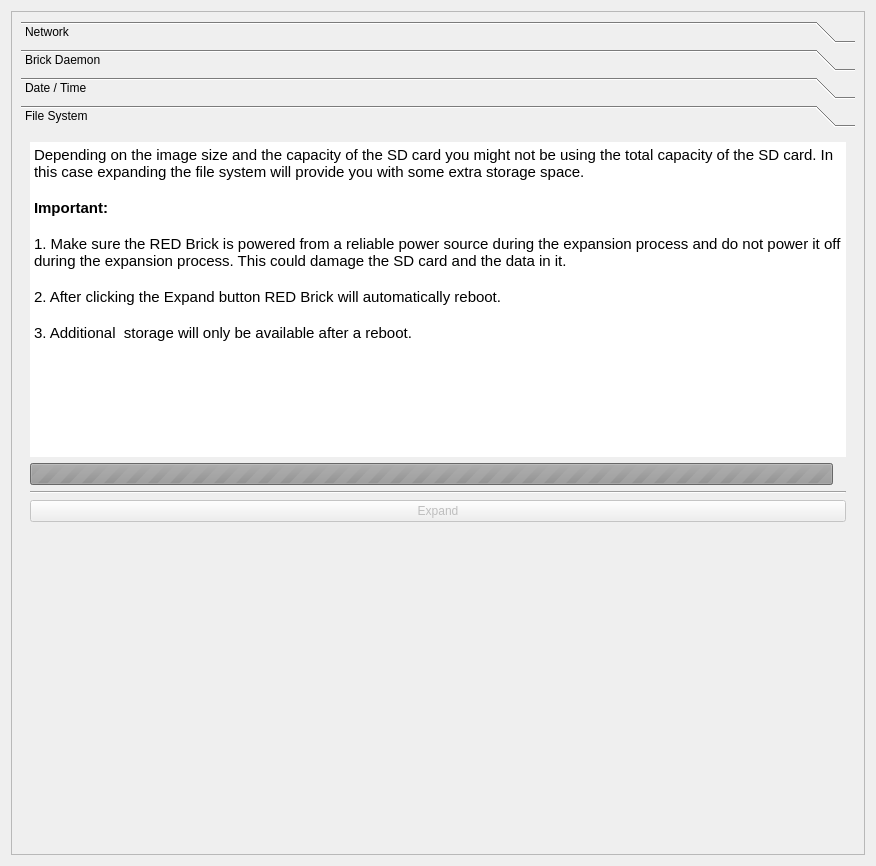
Qt form src/brickv/plugin_system/plugins/red/ui/red_tab_settings.ui (Tinkerforge/brickv) before a commit.
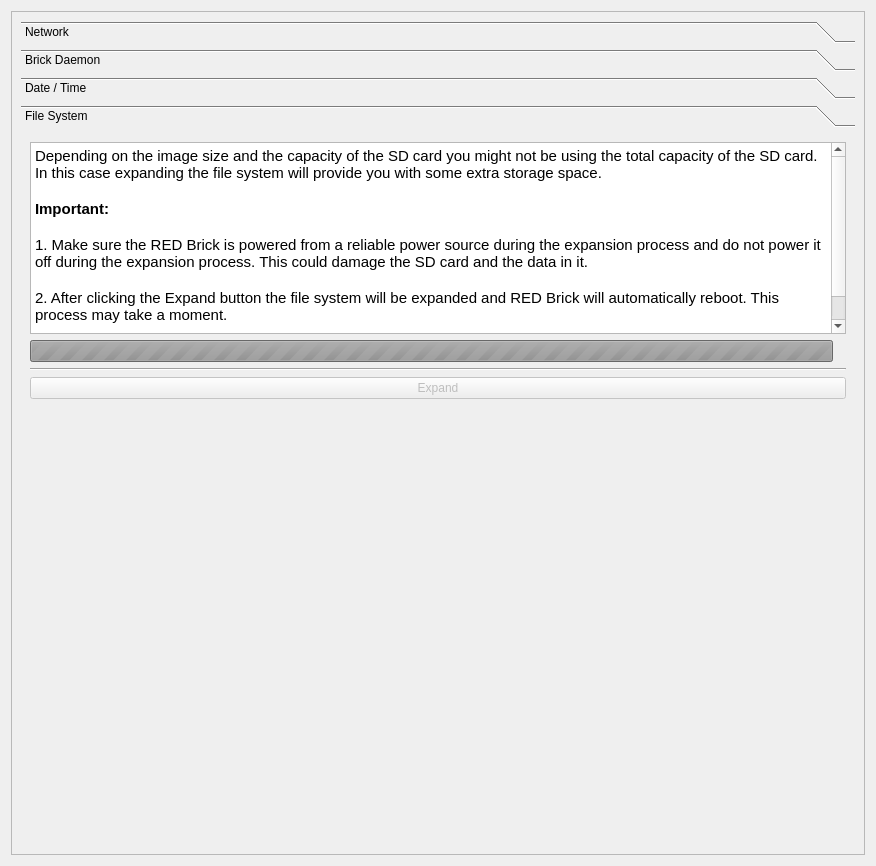
The same form after that commit. The open tabs and pages were chosen to show the change.

Commit message: red-brick: Improve layout of file system settings tab

```diff
--- a/src/brickv/plugin_system/plugins/red/ui/red_tab_settings.ui
+++ b/src/brickv/plugin_system/plugins/red/ui/red_tab_settings.ui
@@ -1197,61 +1197,29 @@
          <layout class="QVBoxLayout" name="verticalLayout_12">
           <item>
            <layout class="QGridLayout" name="gridLayout">
-            <item row="1" column="0">
-             <widget class="QProgressBar" name="pbar_fs_capacity_utilization">
-              <property name="enabled">
-               <bool>false</bool>
-              </property>
-              <property name="maximum">
-               <number>0</number>
-              </property>
-              <property name="value">
-               <number>0</number>
-              </property>
-              <property name="format">
-               <string/>
-              </property>
-             </widget>
-            </item>
-            <item row="1" column="1">
-             <widget class="QLabel" name="label_pbar_fs_capacity_utilization">
-              <property name="text">
-               <string/>
-              </property>
-             </widget>
-            </item>
-            <item row="0" column="0" colspan="2">
+            <item row="0" column="0">
              <widget class="QTextBrowser" name="tb_fs_expand_info">
               <property name="enabled">
                <bool>true</bool>
               </property>
-              <property name="frameShape">
-               <enum>QFrame::NoFrame</enum>
-              </property>
-              <property name="frameShadow">
-               <enum>QFrame::Plain</enum>
-              </property>
-              <property name="lineWidth">
-               <number>0</number>
-              </property>
               <property name="html">
                <string>&lt;!DOCTYPE HTML PUBLIC &quot;-//W3C//DTD HTML 4.0//EN&quot; &quot;http://www.w3.org/TR/REC-html40/strict.dtd&quot;&gt;
 &lt;html&gt;&lt;head&gt;&lt;meta name=&quot;qrichtext&quot; content=&quot;1&quot; /&gt;&lt;style type=&quot;text/css&quot;&gt;
 p, li { white-space: pre-wrap; }
 &lt;/style&gt;&lt;/head&gt;&lt;body style=&quot; font-family:'Ubuntu'; font-size:11pt; font-weight:400; font-style:normal;&quot;&gt;
 &lt;p style=&quot; margin-top:0px; margin-bottom:0px; margin-left:0px; margin-right:0px; -qt-block-indent:0; text-indent:0px;&quot;&gt;Depending on the image size and the capacity of the SD card you might not be using the total capacity of the SD card. In this case expanding the file system will provide you with some extra storage space.&lt;/p&gt;
-&lt;p style=&quot;-qt-paragraph-type:empty; margin-top:0px; margin-bottom:0px; margin-left:0px; margin-right:0px; -qt-block-indent:0; text-indent:0px;&quot;&gt;&lt;br /&gt;&lt;/p&gt;
+&lt;p style=&quot;-qt-paragraph-type:empty; margin-top:0px; margin-bottom:0px; margin-left:0px; margin-right:0px; -qt-block-indent:0; text-indent:0px;&quot;&gt;&lt;/p&gt;
 &lt;p style=&quot; margin-top:0px; margin-bottom:0px; margin-left:0px; margin-right:0px; -qt-block-indent:0; text-indent:0px;&quot;&gt;&lt;span style=&quot; font-weight:600;&quot;&gt;Important:&lt;/span&gt;&lt;/p&gt;
-&lt;p style=&quot;-qt-paragraph-type:empty; margin-top:0px; margin-bottom:0px; margin-left:0px; margin-right:0px; -qt-block-indent:0; text-indent:0px; font-weight:600;&quot;&gt;&lt;br /&gt;&lt;/p&gt;
+&lt;p style=&quot;-qt-paragraph-type:empty; margin-top:0px; margin-bottom:0px; margin-left:0px; margin-right:0px; -qt-block-indent:0; text-indent:0px; font-weight:600;&quot;&gt;&lt;/p&gt;
 &lt;p style=&quot; margin-top:0px; margin-bottom:0px; margin-left:0px; margin-right:0px; -qt-block-indent:0; text-indent:0px;&quot;&gt;1. Make sure the RED Brick is powered from a reliable power source during the expansion process and do not power it off during the expansion process. This could damage the SD card and the data in it.&lt;/p&gt;
-&lt;p style=&quot;-qt-paragraph-type:empty; margin-top:0px; margin-bottom:0px; margin-left:0px; margin-right:0px; -qt-block-indent:0; text-indent:0px;&quot;&gt;&lt;br /&gt;&lt;/p&gt;
-&lt;p style=&quot; margin-top:0px; margin-bottom:0px; margin-left:0px; margin-right:0px; -qt-block-indent:0; text-indent:0px;&quot;&gt;2. After clicking the Expand button RED Brick will automatically reboot.&lt;/p&gt;
-&lt;p style=&quot;-qt-paragraph-type:empty; margin-top:0px; margin-bottom:0px; margin-left:0px; margin-right:0px; -qt-block-indent:0; text-indent:0px;&quot;&gt;&lt;br /&gt;&lt;/p&gt;
+&lt;p style=&quot;-qt-paragraph-type:empty; margin-top:0px; margin-bottom:0px; margin-left:0px; margin-right:0px; -qt-block-indent:0; text-indent:0px;&quot;&gt;&lt;/p&gt;
+&lt;p style=&quot; margin-top:0px; margin-bottom:0px; margin-left:0px; margin-right:0px; -qt-block-indent:0; text-indent:0px;&quot;&gt;2. After clicking the Expand button the file system will be expanded and RED Brick will automatically reboot. This process may take a moment.&lt;/p&gt;
+&lt;p style=&quot;-qt-paragraph-type:empty; margin-top:0px; margin-bottom:0px; margin-left:0px; margin-right:0px; -qt-block-indent:0; text-indent:0px;&quot;&gt;&lt;/p&gt;
 &lt;p style=&quot; margin-top:0px; margin-bottom:0px; margin-left:0px; margin-right:0px; -qt-block-indent:0; text-indent:0px;&quot;&gt;3. Additional  storage will only be available after a reboot. &lt;/p&gt;&lt;/body&gt;&lt;/html&gt;</string>
               </property>
              </widget>
             </item>
-            <item row="3" column="0" colspan="2">
+            <item row="4" column="0">
              <widget class="QPushButton" name="pbutton_fs_expand">
               <property name="enabled">
                <bool>false</bool>
@@ -1261,26 +1229,53 @@
               </property>
              </widget>
             </item>
-            <item row="4" column="0" colspan="2">
-             <spacer name="verticalSpacer">
-              <property name="orientation">
-               <enum>Qt::Vertical</enum>
-              </property>
-              <property name="sizeHint" stdset="0">
-               <size>
-                <width>20</width>
-                <height>40</height>
-               </size>
-              </property>
-             </spacer>
-            </item>
-            <item row="2" column="0" colspan="2">
+            <item row="3" column="0">
              <widget class="Line" name="line">
               <property name="orientation">
                <enum>Qt::Horizontal</enum>
               </property>
              </widget>
             </item>
+            <item row="1" column="0">
+             <layout class="QHBoxLayout" name="horizontalLayout_12">
+              <item>
+               <widget class="QProgressBar" name="pbar_fs_capacity_utilization">
+                <property name="enabled">
+                 <bool>false</bool>
+                </property>
+                <property name="maximum">
+                 <number>0</number>
+                </property>
+                <property name="value">
+                 <number>0</number>
+                </property>
+                <property name="format">
+                 <string/>
+                </property>
+               </widget>
+              </item>
+              <item>
+               <widget class="QLabel" name="label_pbar_fs_capacity_utilization">
+                <property name="text">
+                 <string>&lt;capacity-utilization&gt;</string>
+                </property>
+               </widget>
+              </item>
+             </layout>
+            </item>
+            <item row="5" column="0">
+             <widget class="QLabel" name="label_fs_spacer">
+              <property name="sizePolicy">
+               <sizepolicy hsizetype="Preferred" vsizetype="Preferred">
+                <horstretch>0</horstretch>
+                <verstretch>1</verstretch>
+               </sizepolicy>
+              </property>
+              <property name="text">
+               <string>&lt;spacer&gt;</string>
+              </property>
+             </widget>
+            </item>
            </layout>
           </item>
          </layout>
```
Left out of the diff: 5 changed lines with no effect on the pictures. The commit also changes 1 other file.
